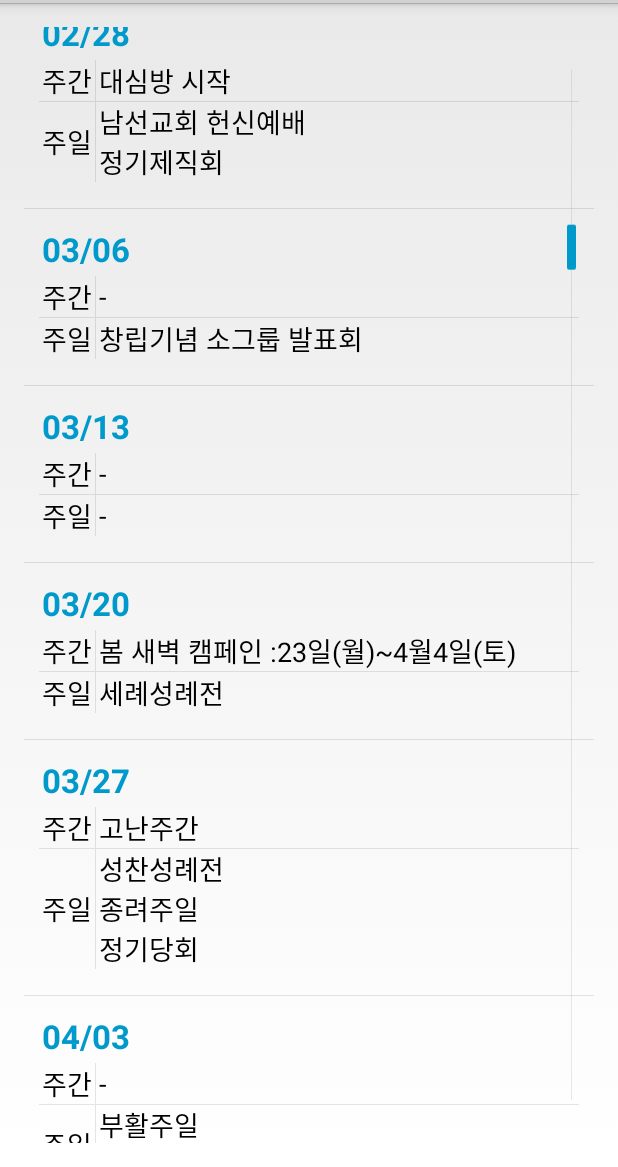
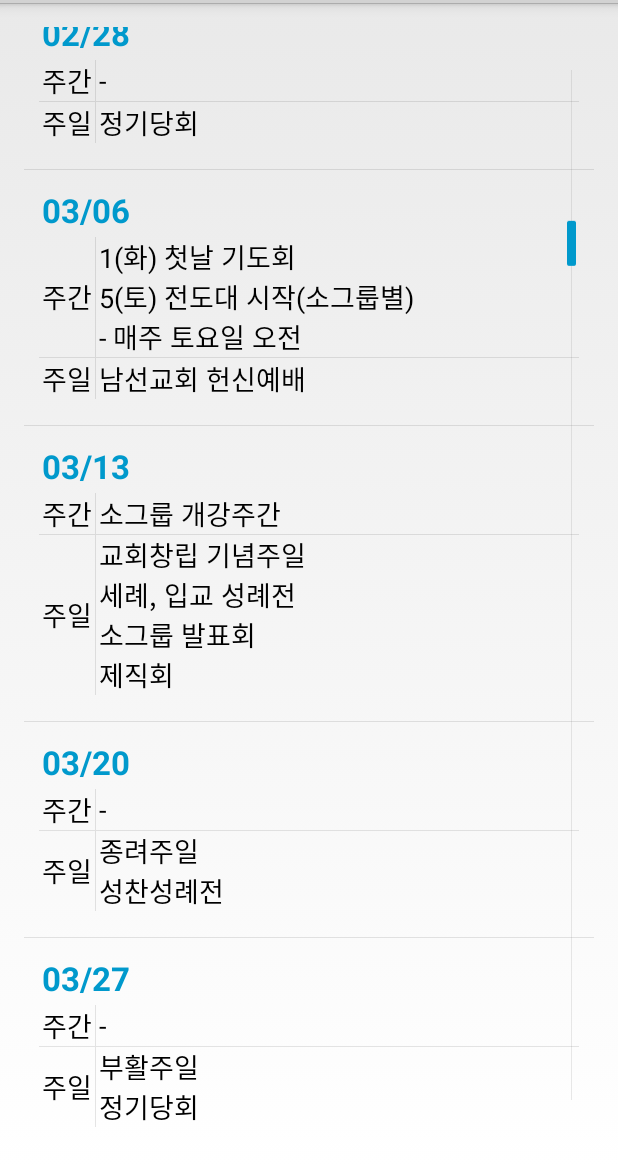
Before and after one commit to derekkim/peace-note, an Android app: the fragment PlanningFragment shown on its own in the app's theme, scrolled down 520 dp, on a phone screen of 412 x 824 dp, the part 69-1236 px from its top. Run offline under Robolectric (Android 15) with nearby library versions, the phone set to English and light mode, and no system bars; 1 statement that could not run was skipped.

Commit message:
[PeaceNote] update plan
[Desc] NA

```diff
--- a/app/src/main/res/values/arrays.xml
+++ b/app/src/main/res/values/arrays.xml
@@ -244,112 +244,112 @@
         <item>	김현호교육전도사(아동부) 부임하다.	</item>
     </string-array>
     <string-array name="weekday_plan_contents">
-        <item>제직, 청지기 임명\n신년주일\n정기제직회</item>
-        <item>제직 헌신예배</item>
-        <item>남녀선교회 월례회</item>
+        <item>제직 청지기 임명식\n정기 제직회</item>
+        <item>제직청지기 헌신예배\n10일(주) 소그룹지도자 세미나\n: 4주간 주일</item>
+        <item>-</item>
         <item>정기당회</item>
-        <item>리더/헬퍼 헌신예배</item>
-        <item> -</item>
-        <item> -</item>
+        <item>-</item>
+        <item>-</item>
+        <item>소그룹지도자 헌신예배\n- 세례,입교 교육 시작</item>
+        <item>-</item>
         <item>정기당회</item>
-        <item>남선교회 헌신예배\n정기제직회</item>
-        <item>창립기념 소그룹 발표회</item>
-        <item> -</item>
-        <item>세례성례전</item>
-        <item>성찬성례전\n종려주일\n정기당회</item>
-        <item>부활주일\n캠페인 리뷰</item>
-        <item> -</item>
-        <item>여전도회 헌신예배</item>
+        <item>남선교회 헌신예배</item>
+        <item>교회창립 기념주일\n세례, 입교 성례전\n소그룹 발표회\n제직회</item>
+        <item>종려주일\n성찬성례전</item>
+        <item>부활주일\n정기당회</item>
+        <item>여전도회 헌신예배①</item>
+        <item>남선교회주최 족구대회</item>
+        <item>-</item>
         <item>정기당회</item>
-        <item>어린이 주일\n정기제직회</item>
-        <item>어버이 주일</item>
-        <item>여전도회 헌신예배</item>
-        <item> -</item>
+        <item>제직회</item>
+        <item>-</item>
+        <item>-</item>
+        <item>봄 행복으로의 초대①</item>
+        <item>봄 행복으로의 초대②\n정기당회</item>
+        <item>-</item>
+        <item>-</item>
+        <item>여전도회 헌신예배②</item>
+        <item>성찬성례전\n상반기 새가족 감사예배\n정기당회</item>
+        <item>맥추 감사주일\n교사헌신예배\n제직회</item>
+        <item>-</item>
+        <item>17일(주)~20일㈜\n국내단기선교 ①팀</item>
+        <item>24일(주)~27(수)\n국내단기선교 ②</item>
         <item>정기당회</item>
-        <item> -</item>
-        <item>행복으로의 초대 (윤형주 장로 초청)</item>
-        <item> -</item>
-        <item>성찬성례전\n상반기 새가족 감사예배\n정기당회</item>
-        <item>맥추감사주일\n교사헌신예배\n정기제직회</item>
-        <item> -</item>
-        <item> -</item>
-        <item>국내단기선교 ① : 26일(일)~29일(수)\n정기당회</item>
-        <item>국내단기선교 ② : 2일(일)~5일(수)</item>
-        <item> -</item>
-        <item> -</item>
-        <item> -</item>
+        <item>-</item>
+        <item>-</item>
+        <item>-</item>
+        <item>소그룹 개강\n정기당회</item>
+        <item>세례입교 성례전\n진별 행복운동회</item>
+        <item>제직회</item>
+        <item>-</item>
         <item>정기당회</item>
-        <item>진별행복운동회\n정기제직회</item>
-        <item>세례성례전</item>
-        <item>성찬성례전</item>
+        <item>-</item>
+        <item>-</item>
+        <item>추수감사주일</item>
+        <item>가을 행복으로의 초대①</item>
         <item>정기당회</item>
-        <item>추수감사주일\n소그룹발표회</item>
-        <item> -</item>
-        <item> -</item>
-        <item>정기당회</item>
-        <item>정기제직회</item>
-        <item> -</item>
-        <item> -</item>
-        <item>With Joy(위드조이)</item>
-        <item>정기당회</item>
-        <item>하반기 새가족 감사예배\n예산제직회</item>
-        <item>예산공동의회</item>
-        <item> -</item>
-        <item>성찬성례전\n교회학교 수료감사예배\n정기당회</item>
+        <item>가을 행복으로의 초대②</item>
+        <item>- </item>
+        <item>-</item>
+        <item>하반기 새가족 감사예배\n정기당회</item>
+        <item>위드조이(With Joy)\n예산 심의 제직회</item>
+        <item>예산 심의 공동의회</item>
+        <item>성찬성례전\n교회학교 수료예배</item>
+        <item>성탄절 예배\n정기당회</item>
     </string-array>
     <string-array name="weekEnd_plan_contents">
-        <item>신년특별새벽기도회 : 5일(월)~10일(토)\n성경일독 시작</item>
-        <item> -</item>
-        <item> -</item>
-        <item> -</item>
-        <item>개강주간 : 소그룹, 성경공부, 중보기도, 전도대</item>
-        <item> -</item>
-        <item> -</item>
-        <item> -</item>
-        <item>대심방 시작</item>
-        <item> -</item>
-        <item> -</item>
-        <item>봄 새벽 캠페인 :23일(월)~4월4일(토)</item>
-        <item>고난주간</item>
-        <item> -</item>
-        <item> -</item>
-        <item>평양노회 제182회 정기노회 : 20일(월)~21일(화)\n봄 부흥회 : 22일(수)~24일(금)</item>
-        <item> -</item>
-        <item> -</item>
-        <item> -</item>
-        <item> -</item>
-        <item> -</item>
-        <item> -</item>
-        <item> -</item>
-        <item> -</item>
-        <item> -</item>
-        <item> -</item>
-        <item> -</item>
-        <item>종강주간 : 성경공부, 중보기도, 전도대</item>
-        <item> -</item>
-        <item>소그룹 종강주간</item>
-        <item> -</item>
-        <item> -</item>
-        <item> -</item>
-        <item>개강주간 :성경공부, 중보기도, 전도대, 소그룹</item>
-        <item> -</item>
-        <item> -</item>
-        <item> -</item>
-        <item> -</item>
-        <item>해외단기선교 : 25일(금)~30일(수)</item>
-        <item> -</item>
-        <item> -</item>
-        <item>평양노회 제183회 정기노회 : 19일(월)~20일(화)\n가을 저녁 캠페인 : 19일(월)~31일(토)</item>
-        <item> -</item>
-        <item> -</item>
-        <item> -</item>
-        <item> -</item>
-        <item>종강주간 : 성경공부, 중보기도, 전도대</item>
-        <item> -</item>
-        <item> -</item>
-        <item>소그룹 종강주간</item>
-        <item>24일(목) 성탄전야 축하 행사</item>
-        <item>31일(목) 송구영신의 밤\n새해맞이 예배</item>
+        <item>4일(월)~9일(토)\n신년 특별새벽기도회\n6일(수) 어머니 기도회 시작\n: 매주 수요일 10:30\n</item>
+        <item>-</item>
+        <item>-</item>
+        <item>-</item>
+        <item>-</item>
+        <item>1일(월) 첫날 기도회</item>
+        <item>소그룹 개강주간</item>
+        <item>-</item>
+        <item>-</item>
+        <item>1(화) 첫날 기도회\n5(토) 전도대 시작(소그룹별) \n- 매주 토요일 오전</item>
+        <item>소그룹 개강주간</item>
+        <item>-</item>
+        <item>-</item>
+        <item>1(금) 첫날 기도회</item>
+        <item>-</item>
+        <item>-</item>
+        <item>봄 부흥회\n:27일(수)~29일(금)</item>
+        <item>2일(월) 첫날 기도회</item>
+        <item>11일(수)\n지역민을 위한 봄 강좌 \n:4주간 매주 수요일 오전</item>
+        <item>21일(토)\n지역민을 위한 뮤지컬 공연 \n:사운드 오브 뮤직</item>
+        <item>-</item>
+        <item>-</item>
+        <item>1일(수) 첫날 기도회\n11일(토)\n여전도회 주관 바자회</item>
+        <item>-</item>
+        <item>-</item>
+        <item>-</item>
+        <item>1일(금) 첫날 기도회</item>
+        <item>-</item>
+        <item>-</item>
+        <item>-</item>
+        <item>-</item>
+        <item>1일(월) 첫날 기도회\n해외단기선교\n12일(금)~16(화)</item>
+        <item>-</item>
+        <item>-</item>
+        <item>-</item>
+        <item>1일(목) 첫날 기도회</item>
+        <item>-</item>
+        <item>2주간 가을 캠페인\n19일(월)~10/1일(토)</item>
+        <item>-</item>
+        <item>1일(토) 첫날 기도회\n5(수) 지역민을 위한 가을강좌\n:4주간 매주 수요일 오전</item>
+        <item>-</item>
+        <item>22일(토) 지역민을 위한 음악회</item>
+        <item>-</item>
+        <item>-</item>
+        <item>1일(화) 첫날 기도회</item>
+        <item>12일(토) 계획당회</item>
+        <item>-</item>
+        <item>-</item>
+        <item>1일(목) 첫날 기도회</item>
+        <item>-</item>
+        <item>24일(토) 성탄전야 행사</item>
+        <item>31일(토) 송구영신의 밤\n새해맞이 예배</item>
     </string-array>
     <string-array name="contact_sort_type">
         <item>이름</item>
```
